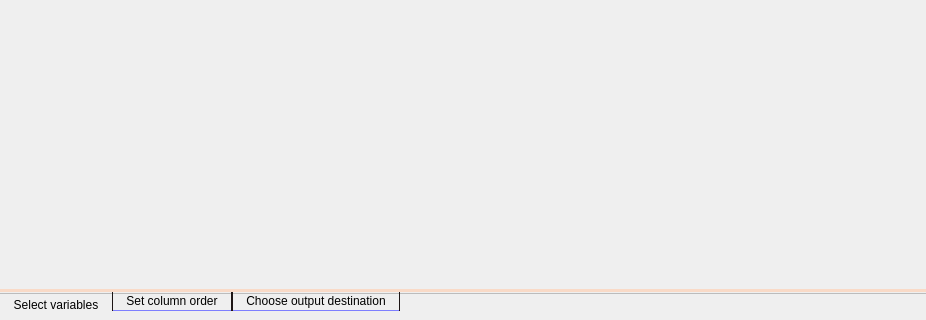
Old version of the form NewGeneUI/NewGene/CreateOutput/newgenecreateoutput.ui in the repository daniel347x/newgene; both pictures show x 0 to 926 and y 252 to 572 of the 926 by 572 pixel window.
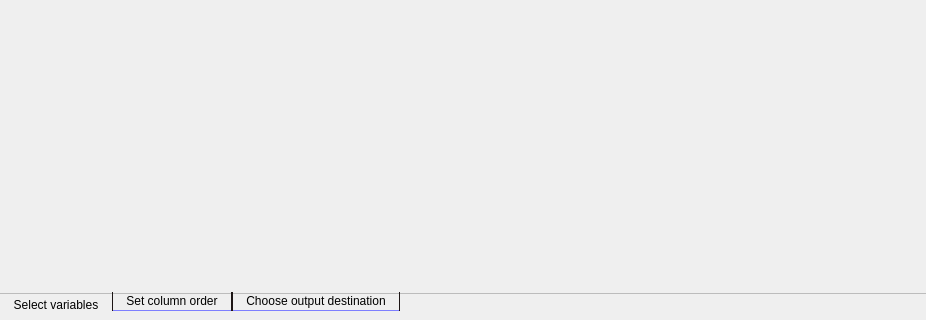
New version of the form. Custom widgets are drawn as their Qt base class.

Commit message: Splitter divider bar now correct height. Improve spacing inside tab group.

```diff
--- a/NewGeneUI/NewGene/CreateOutput/newgenecreateoutput.ui
+++ b/NewGeneUI/NewGene/CreateOutput/newgenecreateoutput.ui
@@ -87,13 +87,32 @@
      <widget class="QWidget" name="tabSelectVariables">
       <property name="styleSheet">
        <string notr="true">QWidget {
-border-bottom: 3px solid #f9dac7;
+/* border-bottom: 3px solid #f9dac7; */
+border-bottom: 5px solid qlineargradient(x1: 0, y1: 0, x2: 0, y2: 1,
+                                 stop: 0 #ededed,
+                                 stop: 1.0 #f9dac7
+                                 );
 }</string>
       </property>
       <attribute name="title">
        <string> Select variables </string>
       </attribute>
       <layout class="QGridLayout" name="gridLayout_2">
+       <property name="leftMargin">
+        <number>0</number>
+       </property>
+       <property name="topMargin">
+        <number>0</number>
+       </property>
+       <property name="rightMargin">
+        <number>0</number>
+       </property>
+       <property name="bottomMargin">
+        <number>3</number>
+       </property>
+       <property name="spacing">
+        <number>0</number>
+       </property>
        <item row="0" column="0">
         <widget class="NewGeneSelectVariables" name="widget" native="true">
          <property name="styleSheet">
```
Left out of the diff: 18 changed lines with no effect on the pictures. The commit also changes 2 other files.
